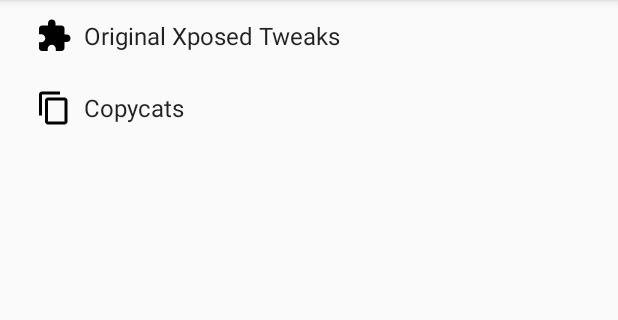
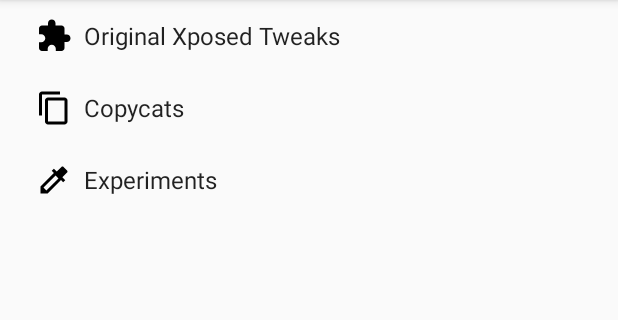
Before and after one commit to moneytoo/AllMy..., an Android app: the SettingsActivity screen opened directly, with no data from a screen before it, on a phone screen of 412 x 824 dp, the part 84-404 px from its top. Run offline under Robolectric (Android 15) with nearby library versions, the phone set to English and light mode, and no system bars.

Commit message:
Add "K920 Cardboard Fix"

```diff
--- a/app/build.gradle
+++ b/app/build.gradle
@@ -8,8 +8,8 @@ android {
         applicationId "com.smartmadsoft.xposed.aio"
         minSdkVersion 14
         targetSdkVersion 23
-        versionCode 9
-        versionName "0.2.2"
+        versionCode 10
+        versionName "0.2.3"
     }
     buildTypes {
         release {
--- a/app/src/main/java/com/smartmadsoft/xposed/aio/Loader.java
+++ b/app/src/main/java/com/smartmadsoft/xposed/aio/Loader.java
@@ -19,6 +19,7 @@ import com.smartmadsoft.xposed.aio.tweaks.OneWayBrightness;
 import com.smartmadsoft.xposed.aio.tweaks.PocketFirst;
 import com.smartmadsoft.xposed.aio.tweaks.ChromeTabsToolbarOnPhone;
 import com.smartmadsoft.xposed.aio.tweaks.RemapVolume;
+import com.smartmadsoft.xposed.aio.tweaks.K920Cardboard;
 import com.smartmadsoft.xposed.aio.tweaks.onehandzoomenabler.AR;
 import com.smartmadsoft.xposed.aio.tweaks.onehandzoomenabler.FF;
 
@@ -94,6 +95,9 @@ public class Loader implements IXposedHookZygoteInit, IXposedHookLoadPackage, IX
             MinimumBrightnessMX.hook(lpparam);
         if (ChromeTabsToolbarOnPhone.isChrome(lpparam.packageName) && prefs.getBoolean("tweak_chrometabstoolbaronphone", false))
             ChromeTabsToolbarOnPhone.hook(lpparam);
+
+        if (prefs.getBoolean("tweak_k920cardboard", false))
+            K920Cardboard.hook(lpparam);
     }
 
     @Override
--- a/app/src/main/res/xml/pref_experimental.xml
+++ b/app/src/main/res/xml/pref_experimental.xml
@@ -2,8 +2,8 @@
 
     <SwitchPreference
         android:defaultValue="false"
-        android:key="tweak_k920keyshapticfix"
-        android:title="K920 Keys Haptic Fix"
-        android:summary="For CM12.1" />
+        android:key="tweak_k920cardboard"
+        android:title="K920 Cardboard Resolution Fix"
+        android:summary="For K920 running Android 4.4/5.0" />
 
 </PreferenceScreen>
--- a/app/src/main/res/xml/pref_headers.xml
+++ b/app/src/main/res/xml/pref_headers.xml
@@ -10,11 +10,9 @@
         android:icon="@drawable/ic_content_copy_black_24dp"
         android:title="Copycats" />
 
-    <!--
     <header
         android:fragment="com.smartmadsoft.xposed.aio.SettingsActivity$ExperimentalPreferenceFragment"
         android:icon="@drawable/ic_colorize_black_24dp"
         android:title="Experiments" />
-        -->
 
 </preference-headers>
```
Also changed, not shown: app/src/main/java/com/smartmadsoft/xposed/aio/tweaks/K920Cardboard.java (added, +25 -0 lines).
